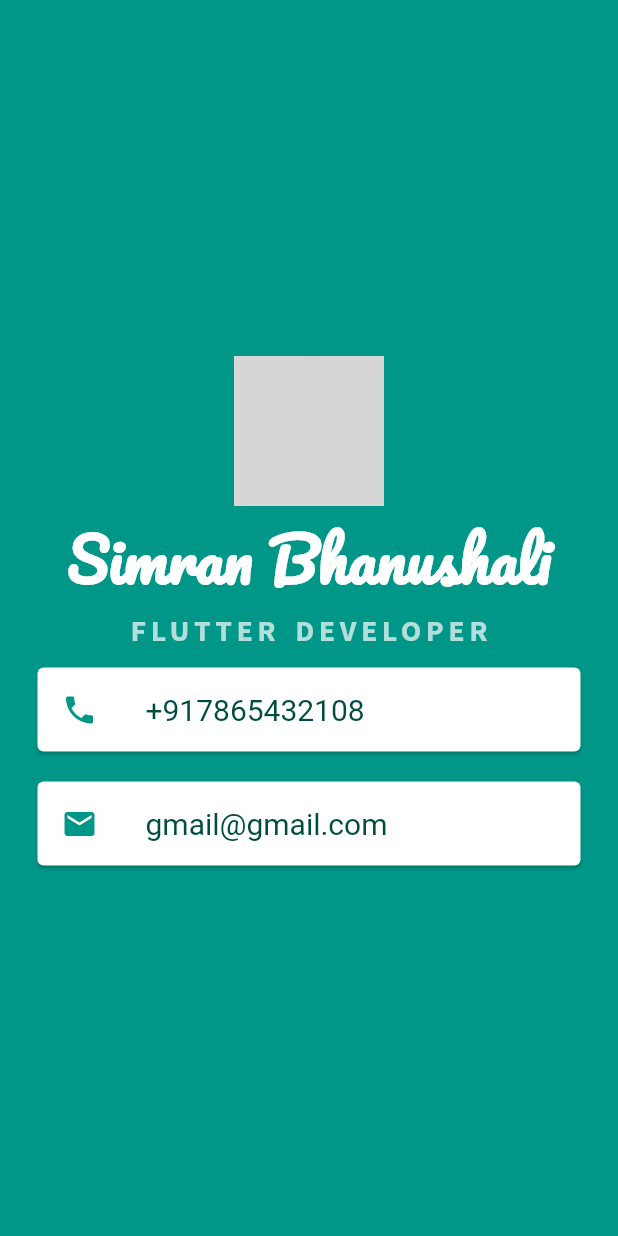
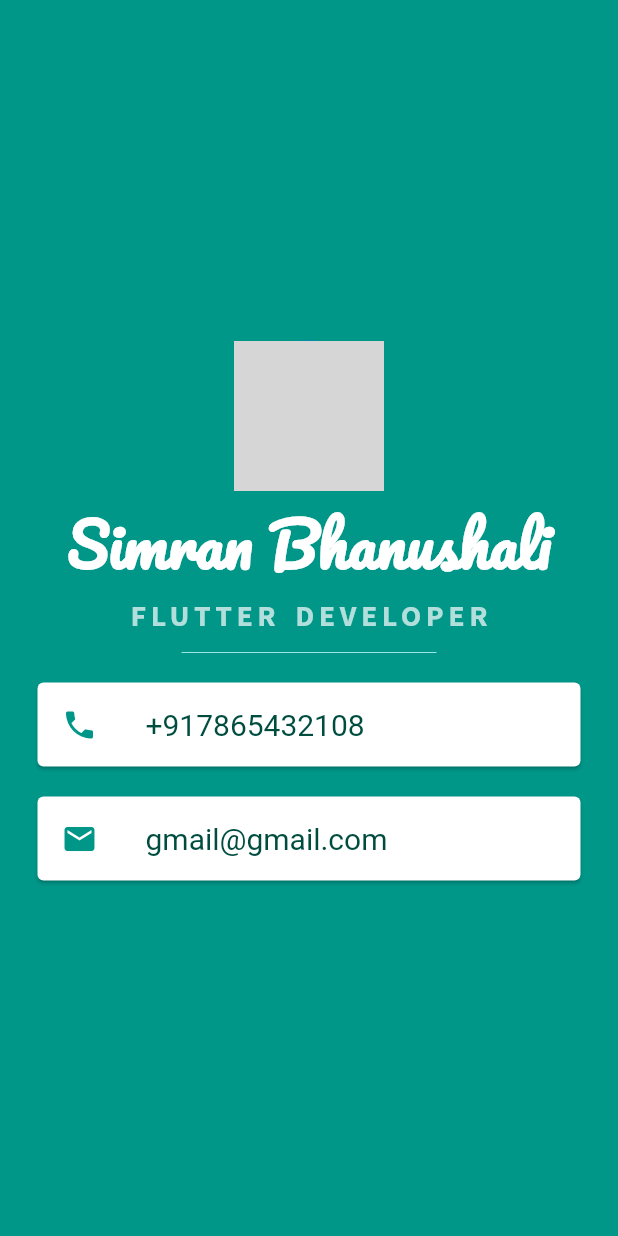
Before and after one commit to 1amSumit/mi-card-flutter, a Flutter app: the screen it shows after launch, on a phone screen of 412 x 824 dp. Run offline on Flutter 3.47's test engine with Material 2 defaults, Android fonts, the phone set to English and light mode, and no system bars; Roboto replaces fonts that are missing (Source Sans Pro, Source Sans pro); grey boxes are pictures that could not be loaded.

Commit message:
final commit

```diff
--- a/lib/main.dart
+++ b/lib/main.dart
@@ -37,6 +37,13 @@ class MyApp extends StatelessWidget {
                     letterSpacing: 3.0,
                     wordSpacing: 3.0),
               ),
+              const SizedBox(
+                height: 20,
+                width: 170,
+                child: Divider(
+                  color: Color(0xFF9BE7E7),
+                ),
+              ),
               Card(
                 color: Colors.white,
                 margin:
```
